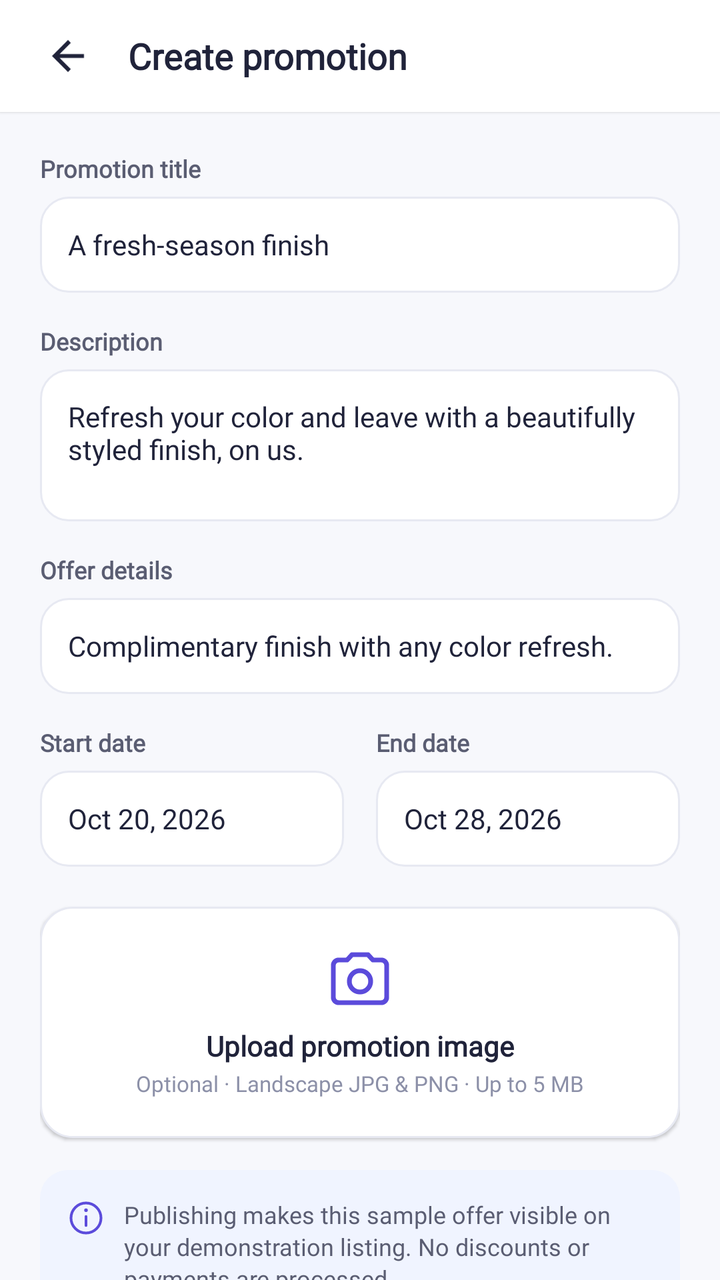
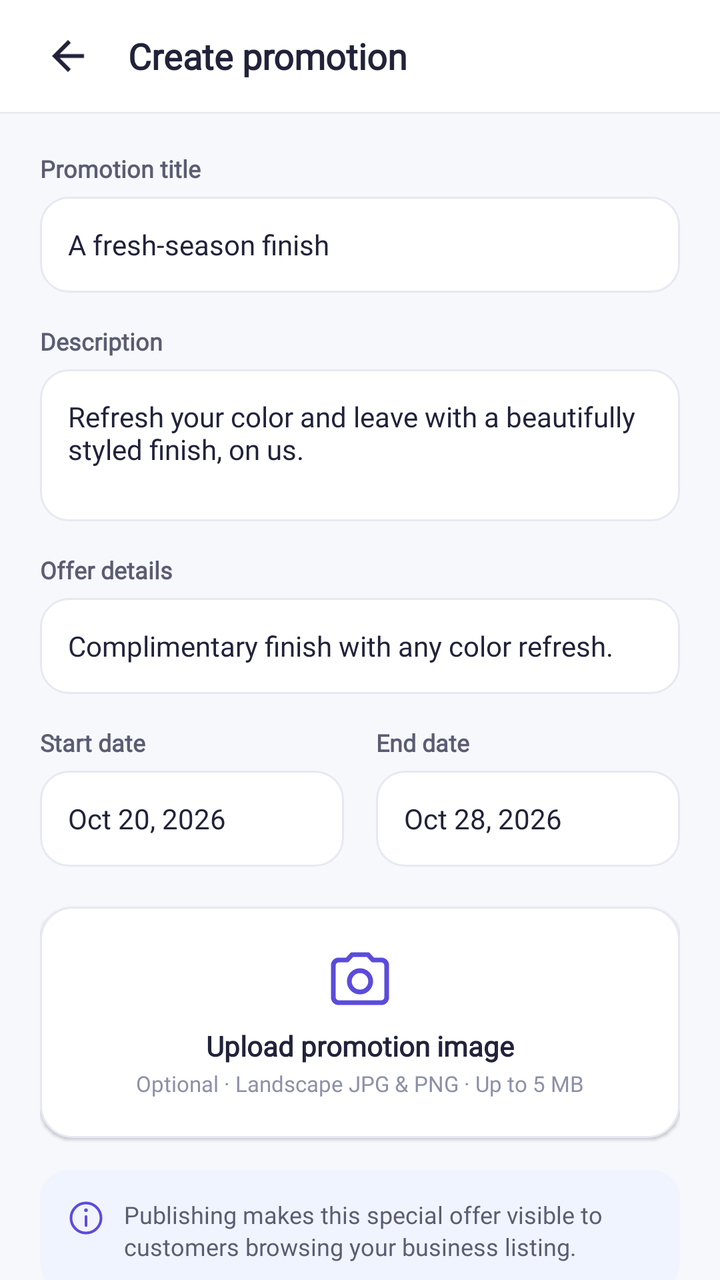

The first picture is an Android layout as it rendered before a commit; the second is the same layout after the commit. The layout source and the unified diff follow.
<!-- AndroidManifest.xml: application theme Theme.BizBridgeApp -->
<!-- res/layout/fragment_owner_create_promotion.xml -->
<?xml version="1.0" encoding="utf-8"?>
<LinearLayout
    xmlns:android="http://schemas.android.com/apk/res/android"
    xmlns:app="http://schemas.android.com/apk/res-auto"
    android:layout_width="match_parent"
    android:layout_height="match_parent"
    android:background="@color/background"
    android:orientation="vertical">

    
    <RelativeLayout
        android:layout_width="match_parent"
        android:layout_height="56dp"
        android:background="@color/surface_white"
        android:elevation="1dp"
        android:paddingStart="16dp"
        android:paddingEnd="16dp">

        <ImageView
            android:id="@+id/btn_back_create_promo"
            android:layout_width="36dp"
            android:layout_height="36dp"
            android:layout_centerVertical="true"
            android:background="?attr/selectableItemBackgroundBorderless"
            android:contentDescription="Back"
            android:padding="6dp"
            android:src="@drawable/ic_arrow_back"
            app:tint="@color/text_primary" />

        <TextView
            android:id="@+id/tv_create_promo_title"
            android:layout_width="wrap_content"
            android:layout_height="wrap_content"
            android:layout_centerVertical="true"
            android:layout_marginStart="12dp"
            android:layout_toEndOf="@id/btn_back_create_promo"
            android:fontFamily="@font/inter_variable"
            android:text="Create promotion"
            android:textColor="@color/text_primary"
            android:textSize="18sp"
            android:textStyle="bold" />
    </RelativeLayout>

    <androidx.core.widget.NestedScrollView
        android:layout_width="match_parent"
        android:layout_height="0dp"
        android:layout_weight="1"
        android:fillViewport="true">

        <LinearLayout
            android:layout_width="match_parent"
            android:layout_height="wrap_content"
            android:orientation="vertical"
            android:padding="20dp">

            
            <TextView
                android:layout_width="wrap_content"
                android:layout_height="wrap_content"
                android:fontFamily="@font/inter_variable"
                android:text="Promotion title"
                android:textColor="@color/text_secondary"
                android:textSize="12sp"
                android:textStyle="bold" />

            <EditText
                android:id="@+id/et_promo_title"
                android:layout_width="match_parent"
                android:layout_height="48dp"
                android:layout_marginTop="6dp"
                android:background="@drawable/bg_input_field"
                android:fontFamily="@font/inter_variable"
                android:paddingStart="14dp"
                android:paddingEnd="14dp"
                android:text="A fresh-season finish"
                android:textColor="@color/text_primary"
                android:textSize="14sp" />

            
            <TextView
                android:layout_width="wrap_content"
                android:layout_height="wrap_content"
                android:layout_marginTop="16dp"
                android:fontFamily="@font/inter_variable"
                android:text="Description"
                android:textColor="@color/text_secondary"
                android:textSize="12sp"
                android:textStyle="bold" />

            <EditText
                android:id="@+id/et_promo_description"
                android:layout_width="match_parent"
                android:layout_height="76dp"
                android:layout_marginTop="6dp"
                android:background="@drawable/bg_input_field"
                android:fontFamily="@font/inter_variable"
                android:gravity="top"
                android:padding="14dp"
                android:text="Refresh your color and leave with a beautifully styled finish, on us."
                android:textColor="@color/text_primary"
                android:textSize="14sp" />

            
            <TextView
                android:layout_width="wrap_content"
                android:layout_height="wrap_content"
                android:layout_marginTop="16dp"
                android:fontFamily="@font/inter_variable"
                android:text="Offer details"
                android:textColor="@color/text_secondary"
                android:textSize="12sp"
                android:textStyle="bold" />

            <EditText
                android:id="@+id/et_promo_offer_details"
                android:layout_width="match_parent"
                android:layout_height="48dp"
                android:layout_marginTop="6dp"
                android:background="@drawable/bg_input_field"
                android:fontFamily="@font/inter_variable"
                android:paddingStart="14dp"
                android:paddingEnd="14dp"
                android:text="Complimentary finish with any color refresh."
                android:textColor="@color/text_primary"
                android:textSize="14sp" />

            
            <LinearLayout
                android:layout_width="match_parent"
                android:layout_height="wrap_content"
                android:layout_marginTop="16dp"
                android:orientation="horizontal">

                <LinearLayout
                    android:layout_width="0dp"
                    android:layout_height="wrap_content"
                    android:layout_marginEnd="8dp"
                    android:layout_weight="1"
                    android:orientation="vertical">

                    <TextView
                        android:layout_width="wrap_content"
                        android:layout_height="wrap_content"
                        android:fontFamily="@font/inter_variable"
                        android:text="Start date"
                        android:textColor="@color/text_secondary"
                        android:textSize="12sp"
                        android:textStyle="bold" />

                    <EditText
                        android:id="@+id/et_promo_start_date"
                        android:layout_width="match_parent"
                        android:layout_height="48dp"
                        android:layout_marginTop="6dp"
                        android:background="@drawable/bg_input_field"
                        android:fontFamily="@font/inter_variable"
                        android:paddingStart="14dp"
                        android:paddingEnd="14dp"
                        android:text="Oct 20, 2026"
                        android:textColor="@color/text_primary"
                        android:textSize="14sp" />
                </LinearLayout>

                <LinearLayout
                    android:layout_width="0dp"
                    android:layout_height="wrap_content"
                    android:layout_marginStart="8dp"
                    android:layout_weight="1"
                    android:orientation="vertical">

                    <TextView
                        android:layout_width="wrap_content"
                        android:layout_height="wrap_content"
                        android:fontFamily="@font/inter_variable"
                        android:text="End date"
                        android:textColor="@color/text_secondary"
                        android:textSize="12sp"
                        android:textStyle="bold" />

                    <EditText
                        android:id="@+id/et_promo_end_date"
                        android:layout_width="match_parent"
                        android:layout_height="48dp"
                        android:layout_marginTop="6dp"
                        android:background="@drawable/bg_input_field"
                        android:fontFamily="@font/inter_variable"
                        android:paddingStart="14dp"
                        android:paddingEnd="14dp"
                        android:text="Oct 28, 2026"
                        android:textColor="@color/text_primary"
                        android:textSize="14sp" />

                    <TextView
                        android:id="@+id/tv_promo_end_date_error"
                        android:layout_width="wrap_content"
                        android:layout_height="wrap_content"
                        android:layout_marginTop="4dp"
                        android:fontFamily="@font/inter_variable"
                        android:text="End date must be on or after Oct 20."
                        android:textColor="@color/error_text"
                        android:textSize="11sp"
                        android:visibility="gone" />
                </LinearLayout>
            </LinearLayout>

            
            <LinearLayout
                android:id="@+id/box_upload_promo_image"
                android:layout_width="match_parent"
                android:layout_height="wrap_content"
                android:layout_marginTop="20dp"
                android:background="@drawable/bg_card_white"
                android:clickable="true"
                android:elevation="1dp"
                android:focusable="true"
                android:gravity="center"
                android:orientation="vertical"
                android:padding="20dp">

                <ImageView
                    android:layout_width="32dp"
                    android:layout_height="32dp"
                    android:src="@drawable/ic_camera"
                    app:tint="@color/primary" />

                <TextView
                    android:layout_width="wrap_content"
                    android:layout_height="wrap_content"
                    android:layout_marginTop="8dp"
                    android:fontFamily="@font/inter_variable"
                    android:text="Upload promotion image"
                    android:textColor="@color/text_primary"
                    android:textSize="14sp"
                    android:textStyle="bold" />

                <TextView
                    android:layout_width="wrap_content"
                    android:layout_height="wrap_content"
                    android:layout_marginTop="2dp"
                    android:fontFamily="@font/inter_variable"
                    android:text="Optional · Landscape JPG &amp; PNG · Up to 5 MB"
                    android:textColor="@color/text_muted"
                    android:textSize="11sp" />
            </LinearLayout>

            
            <LinearLayout
                android:layout_width="match_parent"
                android:layout_height="wrap_content"
                android:layout_marginTop="16dp"
                android:background="@drawable/bg_info_card"
                android:orientation="horizontal"
                android:padding="14dp">

                <ImageView
                    android:layout_width="18dp"
                    android:layout_height="18dp"
                    android:layout_marginTop="1dp"
                    android:src="@drawable/ic_info_circle"
                    app:tint="@color/primary" />

                <TextView
                    android:layout_width="match_parent"
                    android:layout_height="wrap_content"
                    android:layout_marginStart="10dp"
                    android:fontFamily="@font/inter_variable"
                    android:lineSpacingExtra="2dp"
                    android:text="Publishing makes this sample offer visible on your demonstration listing. No discounts or payments are processed."
                    android:textColor="@color/text_secondary"
                    android:textSize="12sp" />
            </LinearLayout>

            
            <androidx.appcompat.widget.AppCompatButton
                android:id="@+id/btn_save_promo_draft"
                android:layout_width="match_parent"
                android:layout_height="48dp"
                android:layout_marginTop="24dp"
                android:background="@drawable/bg_button_secondary"
                android:fontFamily="@font/inter_variable"
                android:stateListAnimator="@null"
                android:text="Save Draft"
                android:textAllCaps="false"
                android:textColor="@color/primary"
                android:textSize="14sp"
                android:textStyle="bold" />

            <androidx.appcompat.widget.AppCompatButton
                android:id="@+id/btn_publish_promotion"
                android:layout_width="match_parent"
                android:layout_height="50dp"
                android:layout_marginTop="10dp"
                android:layout_marginBottom="24dp"
                android:background="@drawable/bg_button_primary"
                android:fontFamily="@font/inter_variable"
                android:stateListAnimator="@null"
                android:text="Publish Promotion"
                android:textAllCaps="false"
                android:textColor="@color/white"
                android:textSize="15sp"
                android:textStyle="bold" />

        </LinearLayout>
    </androidx.core.widget.NestedScrollView>

</LinearLayout>
<!-- resources referenced by this layout -->
<resources>
  <color name="background">#F7F8FC</color>
  <color name="error_text">#DC2626</color>
  <color name="primary">#5B4BDB</color>
  <color name="surface_white">#FFFFFF</color>
  <color name="text_muted">#8C90A8</color>
  <color name="text_primary">#20233A</color>
  <color name="text_secondary">#5A5D72</color>
  <color name="white">#FFFFFFFF</color>
  <!-- drawable bg_button_primary (drawable) -->
  <?xml version="1.0" encoding="utf-8"?>
  <ripple xmlns:android="http://schemas.android.com/apk/res/android"
      android:color="#33FFFFFF">
      <item>
          <shape android:shape="rectangle">
              <solid android:color="@color/primary" />
              <corners android:radius="@dimen/radius_button" />
          </shape>
      </item>
  </ripple>
  <!-- drawable bg_button_secondary (drawable) -->
  <?xml version="1.0" encoding="utf-8"?>
  <ripple xmlns:android="http://schemas.android.com/apk/res/android"
      android:color="#1A5B4BDB">
      <item>
          <shape android:shape="rectangle">
              <solid android:color="@color/surface_white" />
              <stroke
                  android:width="@dimen/stroke_subtle"
                  android:color="@color/border_subtle" />
              <corners android:radius="@dimen/radius_button" />
          </shape>
      </item>
  </ripple>
  <!-- drawable bg_card_white (drawable) -->
  <?xml version="1.0" encoding="utf-8"?>
  <shape xmlns:android="http://schemas.android.com/apk/res/android"
      android:shape="rectangle">
      <solid android:color="@color/surface_white" />
      <stroke
          android:width="@dimen/stroke_subtle"
          android:color="@color/border_subtle" />
      <corners android:radius="@dimen/radius_card" />
  </shape>
  <!-- drawable bg_info_card (drawable) -->
  <?xml version="1.0" encoding="utf-8"?>
  <shape xmlns:android="http://schemas.android.com/apk/res/android"
      android:shape="rectangle">
      <solid android:color="#F0F4FF" />
      <corners android:radius="14dp" />
  </shape>
  <!-- drawable ic_arrow_back (drawable) -->
  <vector xmlns:android="http://schemas.android.com/apk/res/android"
      android:width="24dp"
      android:height="24dp"
      android:viewportWidth="24"
      android:viewportHeight="24">
      <path
          android:fillColor="#20233A"
          android:pathData="M20,11H7.83l5.59,-5.59L12,4l-8,8 8,8 1.41,-1.41L7.83,13H20v-2z" />
  </vector>
  <!-- drawable ic_camera (drawable) -->
  <vector xmlns:android="http://schemas.android.com/apk/res/android"
      android:width="24dp"
      android:height="24dp"
      android:viewportWidth="24"
      android:viewportHeight="24">
      <path
          android:strokeColor="@color/primary"
          android:strokeWidth="1.8"
          android:strokeLineCap="round"
          android:strokeLineJoin="round"
          android:pathData="M9,3L7.17,5H4c-1.1,0 -2,0.9 -2,2v12c0,1.1 0.9,2 2,2h16c1.1,0 2,-0.9 2,-2V7c0,-1.1 -0.9,-2 -2,-2h-3.17L15,3H9z M12,17 A4,4 0 1,0 12,9 A4,4 0 1,0 12,17 Z" />
  </vector>
  <style name="Theme.BizBridgeApp" parent="Base.Theme.BizBridgeApp" />
  <dimen name="radius_button">14dp</dimen>
  <dimen name="stroke_subtle">1dp</dimen>
  <color name="border_subtle">#E7E9F2</color>
  <dimen name="radius_card">16dp</dimen>
  <dimen name="stroke_focused">1.5dp</dimen>
  <color name="border_focused">#5B4BDB</color>
  <dimen name="radius_input">14dp</dimen>
  <style name="Base.Theme.BizBridgeApp" parent="Theme.Material3.Light.NoActionBar">
          
          <item name="colorPrimary">@color/primary</item>
          <item name="colorOnPrimary">@color/white</item>
          <item name="colorSecondary">@color/secondary</item>
          <item name="colorOnSecondary">@color/white</item>
          <item name="android:windowBackground">@color/background</item>
          <item name="android:statusBarColor">@color/background</item>
          <item name="android:windowLightStatusBar">true</item>
          <item name="fontFamily">@font/inter_variable</item>
      </style>
  <color name="secondary">#20B8A6</color>
  <!-- unchanged entries left out for length: 2 -->
</resources>

<!-- the commit's change to res/layout/fragment_owner_create_promotion.xml (unified diff, before → after) -->
@@ -265,7 +265,7 @@
                     android:layout_marginStart="10dp"
                     android:fontFamily="@font/inter_variable"
                     android:lineSpacingExtra="2dp"
-                    android:text="Publishing makes this sample offer visible on your demonstration listing. No discounts or payments are processed."
+                    android:text="Publishing makes this special offer visible to customers browsing your business listing."
                     android:textColor="@color/text_secondary"
                     android:textSize="12sp" />
             </LinearLayout>
